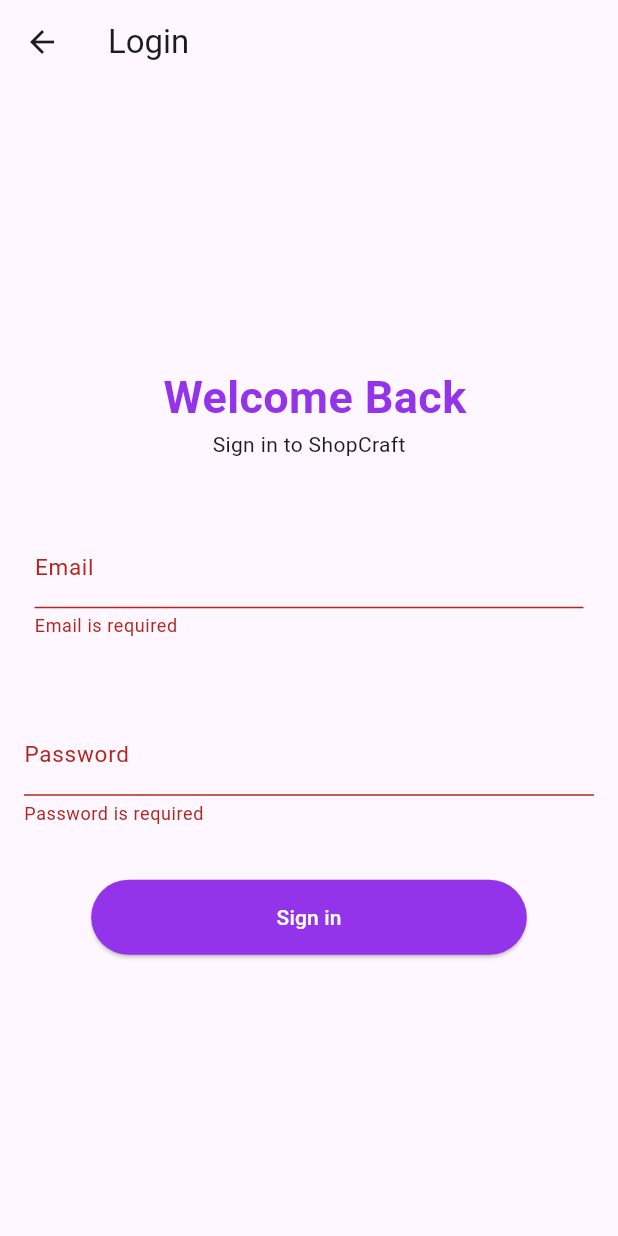
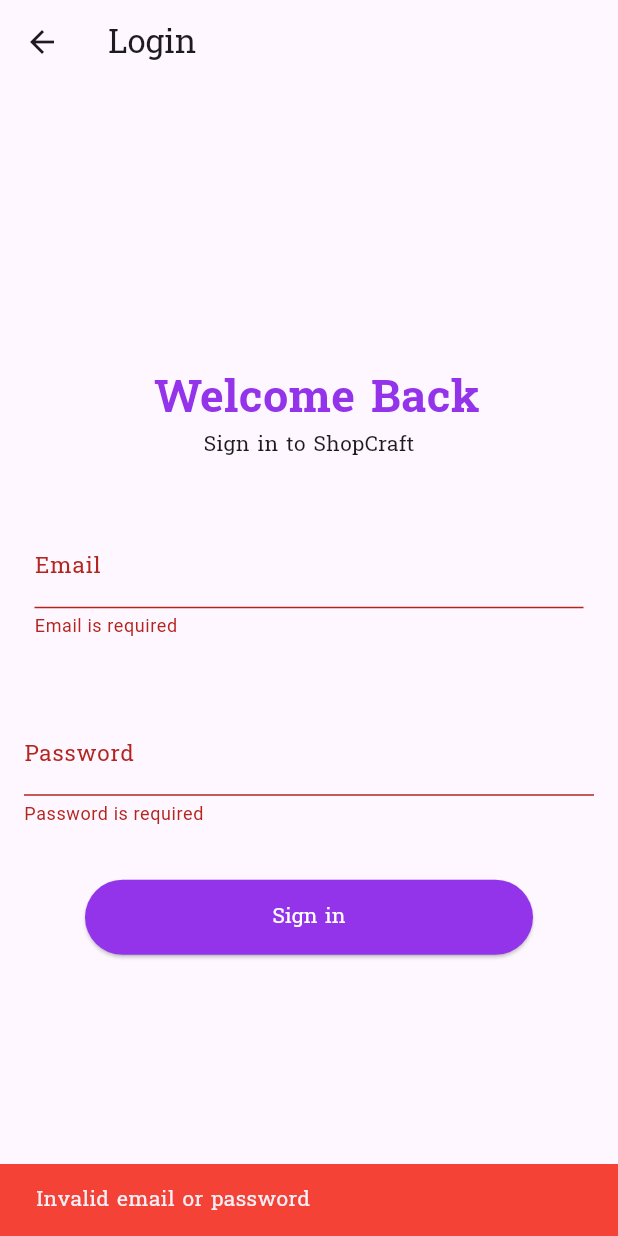
Before and after one commit to mariamesam720/ShoppingApp, a Flutter app: the Login screen opened directly, after a tap on "Sign in", on a phone screen of 412 x 824 dp. Run offline on Flutter 3.47's test engine with Material 3 defaults, Android fonts, the phone set to English and light mode, and no system bars; our stand-ins replace easy_localization, smooth_page_indicator; network calls fail.

Commit message:
added close button to dialoge

```diff
--- a/lib/screens/Login.dart
+++ b/lib/screens/Login.dart
@@ -19,15 +19,56 @@
 
   final passwordcontroller = TextEditingController();
 
-  void signUserIn() {
-    if (_formKey.currentState!.validate()) {
-      final snackBar = SnackBar(content: Text('Account sign-in successfully'.tr()));
-      ScaffoldMessenger.of(context).showSnackBar(snackBar);
-          Navigator.push(context, MaterialPageRoute(builder: (context)=>Home()));
-    } else {
-      final snackBar = SnackBar(content: Text('Invalid email or password'.tr()));
-    }
+void signUserIn() {
+  if (_formKey.currentState!.validate()) {
+    final successSnackBar = SnackBar(
+      content: Row(
+        children: [
+          Expanded(
+            child: Text(
+              'Account sign-in successfully'.tr(),
+              style: TextStyle(fontFamily: 'Suwannaphum'),
+            ),
+          ),
+          TextButton(
+            onPressed: () {
+              ScaffoldMessenger.of(context).hideCurrentSnackBar();
+              Navigator.push(
+                context,
+                MaterialPageRoute(builder: (context) => Home()),
+              );
+            },
+            child: Text(
+              'Close',
+              style: TextStyle(
+                color: Colors.white,
+                fontFamily: 'Suwannaphum',
+              ),
+            ),
+          ),
+        ],
+      ),
+      backgroundColor: Colors.green,
+      duration: Duration(seconds: 5),
+    );
+
+    ScaffoldMessenger.of(context).showSnackBar(successSnackBar);
+  } else {
+    // Error snackbar
+    final errorSnackBar = SnackBar(
+      content: Text(
+        'Invalid email or password'.tr(),
+        style: TextStyle(fontFamily: 'Suwannaphum'),
+      ),
+      backgroundColor: Colors.red,
+      duration: Duration(seconds: 3),
+    );
+
+    ScaffoldMessenger.of(context).showSnackBar(errorSnackBar);
   }
+}
+
+
 
   String? _validateEmail(String? v) {
     if (v == null || v.trim().isEmpty) return 'Email is required'.tr();
@@ -46,7 +87,7 @@
   @override
   Widget build(BuildContext context) {
     return Scaffold(
-      appBar: AppBar(title: Text('Login'.tr())),
+      appBar: AppBar(title: Text('Login'.tr(), style: TextStyle(fontFamily: 'Suwannaphum', fontStyle: FontStyle.normal),),),
       body: Form(
         key: _formKey,
         child: Column(
@@ -59,9 +100,11 @@
                 color: Color(0xFF9333EA),
                 fontSize: 30,
                 fontWeight: FontWeight.bold,
+                fontFamily: 'Suwannaphum',
+                fontStyle: FontStyle.normal
               ),
             ),
-            Text("Sign in to ShopCraft".tr()),
+            Text("Sign in to ShopCraft".tr(), style: TextStyle(fontFamily: 'Suwannaphum', fontStyle: FontStyle.normal),),
             SizedBox(height: 20),
 
             Padding(
--- a/lib/screens/home.dart
+++ b/lib/screens/home.dart
@@ -22,7 +22,7 @@
 
       appBar: AppBar(
         backgroundColor: Colors.purple,
-        title: Text('Our products').tr(),
+        title: Text('Our products', style: TextStyle(fontFamily: 'Suwannaphum', fontStyle: FontStyle.normal),).tr(),
       ),
       body:
           SingleChildScrollView(
@@ -30,7 +30,7 @@
             child: Column(
               crossAxisAlignment: CrossAxisAlignment.start,
               children:[
-                Center(child: Text('Featured Products'.tr(), style: TextStyle(fontSize: 20, fontWeight: FontWeight.bold),)),
+                Center(child: Text('Featured Products'.tr(), style: TextStyle(fontSize: 20, fontWeight: FontWeight.bold, fontFamily: 'Suwannaphum', fontStyle: FontStyle.normal),)),
                 const SizedBox(height: 10,),
                 SizedBox(
                   height: 200,
--- a/lib/widgets/custom_button.dart
+++ b/lib/widgets/custom_button.dart
@@ -12,6 +12,8 @@
               backgroundColor: Color(0xFF9333EA),
               padding: EdgeInsets.symmetric(horizontal: 120, vertical: 15),
             ),
-            onPressed: onPressed, child: Text(text, style: TextStyle(color: Colors.white),));
+            onPressed: onPressed, child: Text(text, style: TextStyle(
+              fontFamily: 'Suwannaphum',
+              color: Colors.white),));
   }
 }
--- a/lib/widgets/feature_product.dart
+++ b/lib/widgets/feature_product.dart
@@ -18,7 +18,10 @@
       padding: EdgeInsetsGeometry.only(left: 70, top: 150),
         child: Text(data, style: TextStyle(
           fontSize: 20,fontWeight: FontWeight.bold,
-          color: Colors.white),),),
+          color: Colors.white,
+          fontFamily: 'Suwannaphum',
+          fontStyle: FontStyle.normal
+          ),),),
     );
   }
 }
--- a/lib/widgets/hot_offers.dart
+++ b/lib/widgets/hot_offers.dart
@@ -32,7 +32,7 @@
       children: [
         Text(
           'Hot offers'.tr(),
-          style: TextStyle(fontSize: 22, fontWeight: FontWeight.bold),
+          style: TextStyle(fontSize: 22, fontWeight: FontWeight.bold, fontFamily: 'Suwannaphum', fontStyle: FontStyle.normal),
         ).tr(),
 
         ListView.builder(
--- a/lib/widgets/my_text_field.dart
+++ b/lib/widgets/my_text_field.dart
@@ -38,7 +38,7 @@
           hintText: hintText,
           label: Text(
             labalText,
-            style: const TextStyle(fontSize: 15),
+            style: const TextStyle(fontSize: 15, fontFamily: 'Suwannaphum', fontStyle: FontStyle.normal),
           ),
         ),
       ),
```
Also changed, not shown: lib/screens/signup.dart (+30 -7 lines), lib/screens/welcome.dart (+4 -4 lines), lib/widgets/product_card.dart (+9 -1 lines), pubspec.yaml (+9 -6 lines), assets/fonts/suwannaphum-2/Suwannaphum-Black.ttf (added), assets/fonts/suwannaphum-2/Suwannaphum-Bold.ttf (added), assets/fonts/suwannaphum-2/Suwannaphum-Light.ttf (added), assets/fonts/suwannaphum-2/Suwannaphum-Regular.ttf (added), assets/fonts/suwannaphum-2/Suwannaphum-Thin.ttf (added).
